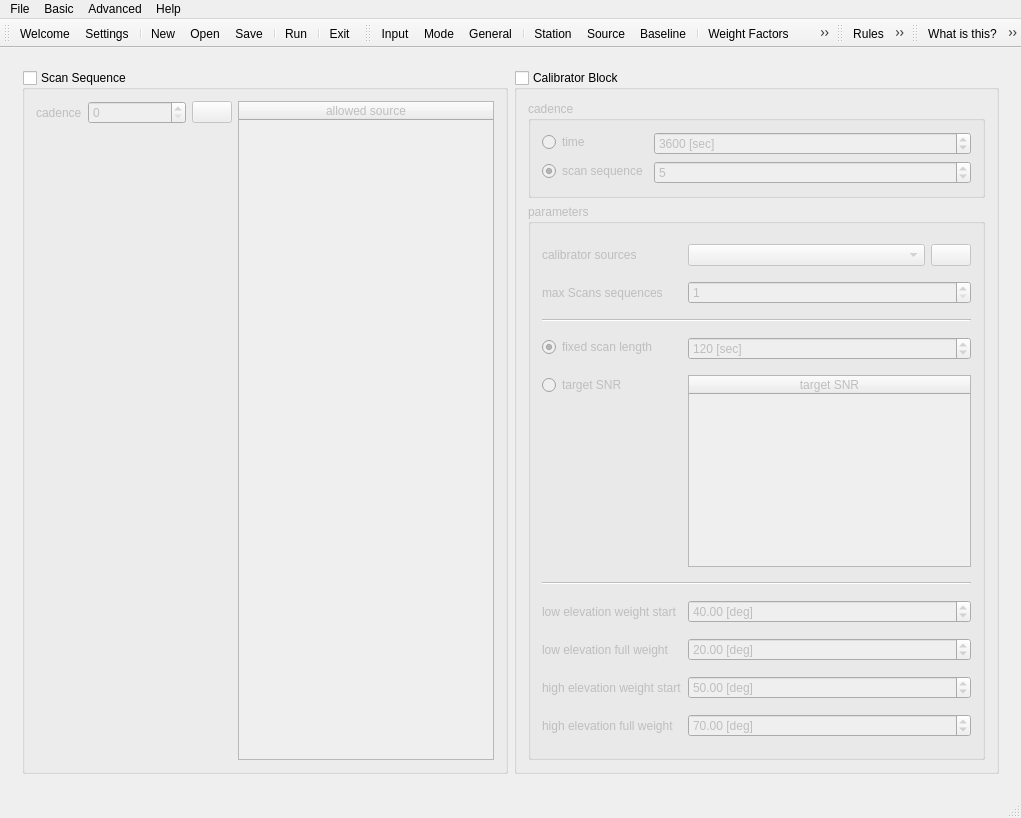
The window that mainwindow.ui (TUW-VieVS/VieSchedpp) describes before a commit, drawn with Qt 5.
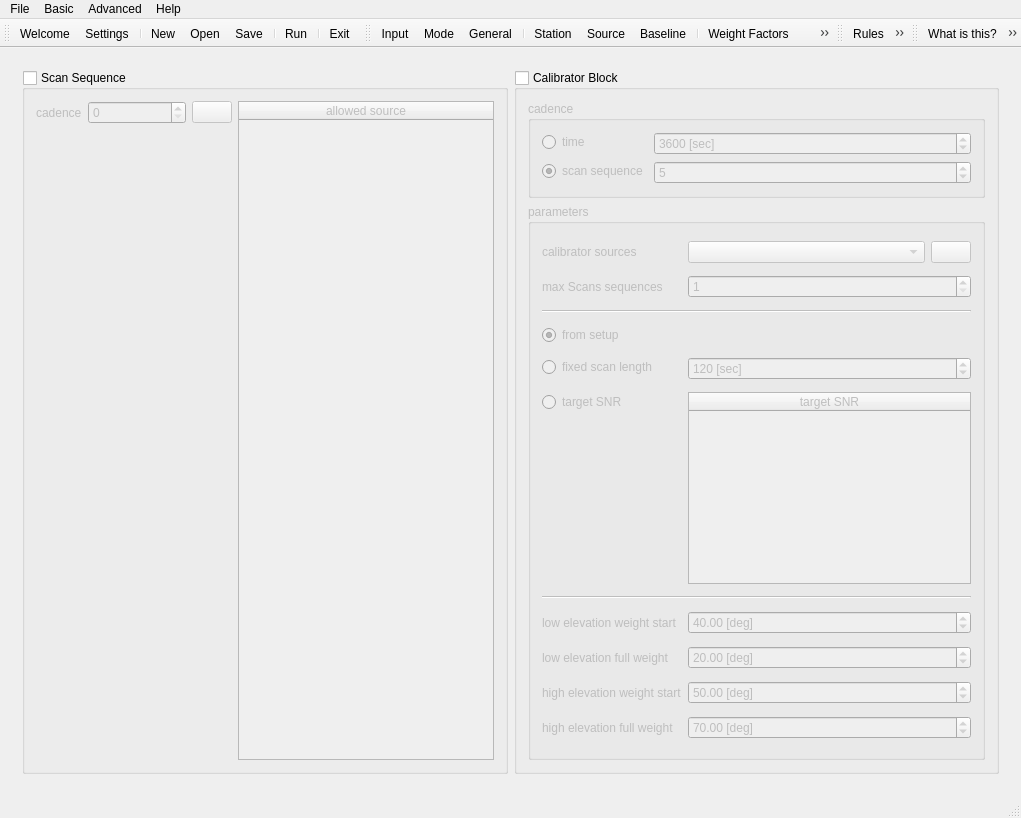
The same window after the commit. The open tabs and pages were chosen to show the change. Icons and pictures are not drawn.

```diff
--- a/mainwindow.ui
+++ b/mainwindow.ui
@@ -3781,17 +3781,17 @@
                   </property>
                  </widget>
                 </item>
-                <item row="3" column="0">
+                <item row="4" column="0">
                  <widget class="QRadioButton" name="radioButton">
                   <property name="text">
                    <string>fixed scan length</string>
                   </property>
                   <property name="checked">
-                   <bool>true</bool>
+                   <bool>false</bool>
                   </property>
                  </widget>
                 </item>
-                <item row="3" column="1">
+                <item row="4" column="1">
                  <layout class="QHBoxLayout" name="horizontalLayout_37">
                   <item>
                    <widget class="QSpinBox" name="spinBox_calibratorFixedScanLength">
@@ -3817,14 +3817,14 @@
                   </item>
                  </layout>
                 </item>
-                <item row="4" column="0">
+                <item row="5" column="0">
                  <widget class="QRadioButton" name="radioButton_3">
                   <property name="text">
                    <string>target SNR</string>
                   </property>
                  </widget>
                 </item>
-                <item row="4" column="1">
+                <item row="5" column="1">
                  <widget class="QTableWidget" name="tableWidget_2">
                   <property name="enabled">
                    <bool>false</bool>
@@ -3839,21 +3839,21 @@
                   </column>
                  </widget>
                 </item>
-                <item row="6" column="0" colspan="2">
+                <item row="7" column="0" colspan="2">
                  <widget class="Line" name="line_5">
                   <property name="orientation">
                    <enum>Qt::Horizontal</enum>
                   </property>
                  </widget>
                 </item>
-                <item row="7" column="0">
+                <item row="8" column="0">
                  <widget class="QLabel" name="label_35">
                   <property name="text">
                    <string>low elevation weight start</string>
                   </property>
                  </widget>
                 </item>
-                <item row="7" column="1">
+                <item row="8" column="1">
                  <layout class="QHBoxLayout" name="horizontalLayout_38">
                   <item>
                    <widget class="QDoubleSpinBox" name="doubleSpinBox_calibratorLowElStart">
@@ -3873,14 +3873,14 @@
                   </item>
                  </layout>
                 </item>
-                <item row="8" column="0">
+                <item row="9" column="0">
                  <widget class="QLabel" name="label_33">
                   <property name="text">
                    <string>low elevation full weight</string>
                   </property>
                  </widget>
                 </item>
-                <item row="8" column="1">
+                <item row="9" column="1">
                  <layout class="QHBoxLayout" name="horizontalLayout_41">
                   <item>
                    <widget class="QDoubleSpinBox" name="doubleSpinBox_calibratorLowElEnd">
@@ -3900,14 +3900,14 @@
                   </item>
                  </layout>
                 </item>
-                <item row="9" column="0">
+                <item row="10" column="0">
                  <widget class="QLabel" name="label_36">
                   <property name="text">
                    <string>high elevation weight start</string>
                   </property>
                  </widget>
                 </item>
-                <item row="9" column="1">
+                <item row="10" column="1">
                  <layout class="QHBoxLayout" name="horizontalLayout_39">
                   <item>
                    <widget class="QDoubleSpinBox" name="doubleSpinBox_calibratorHighElStart">
@@ -3927,14 +3927,14 @@
                   </item>
                  </layout>
                 </item>
-                <item row="10" column="0">
+                <item row="11" column="0">
                  <widget class="QLabel" name="label_37">
                   <property name="text">
                    <string>high elevation full weight</string>
                   </property>
                  </widget>
                 </item>
-                <item row="10" column="1">
+                <item row="11" column="1">
                  <layout class="QHBoxLayout" name="horizontalLayout_40">
                   <item>
                    <widget class="QDoubleSpinBox" name="doubleSpinBox_calibratorHighElEnd">
@@ -3985,6 +3985,16 @@
                   </item>
                  </layout>
                 </item>
+                <item row="3" column="0">
+                 <widget class="QRadioButton" name="radioButton_2">
+                  <property name="text">
+                   <string>from setup</string>
+                  </property>
+                  <property name="checked">
+                   <bool>true</bool>
+                  </property>
+                 </widget>
+                </item>
                </layout>
               </item>
              </layout>
```
Left out of the diff: 164 changed lines with no effect on the pictures.
